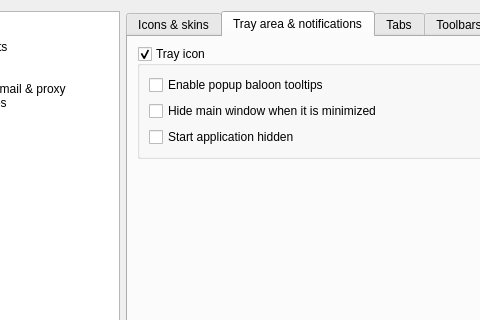
The window that src/gui/dialogs/formsettings.ui (martinrotter/rssguard) describes before a commit, drawn with Qt 5; both pictures show x 111 to 591 and y 0 to 320 of the 1032 by 498 pixel window.
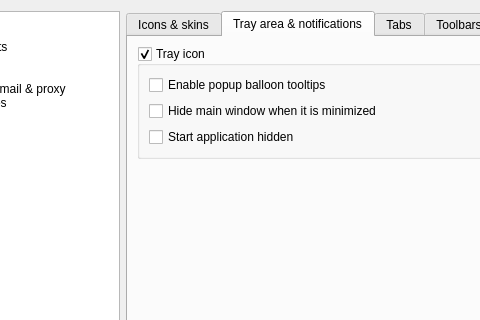
The same window after the commit. The open tabs and pages were chosen to show the change. Custom widgets are drawn as their Qt base class.

Diff of the .ui file:
```diff
--- a/src/gui/dialogs/formsettings.ui
+++ b/src/gui/dialogs/formsettings.ui
@@ -635,7 +635,7 @@
               <item row="0" column="0">
                <widget class="QCheckBox" name="m_checkEnableNotifications">
                 <property name="text">
-                 <string>Enable popup baloon tooltips</string>
+                 <string>Enable popup balloon tooltips</string>
                 </property>
                </widget>
               </item>
```
